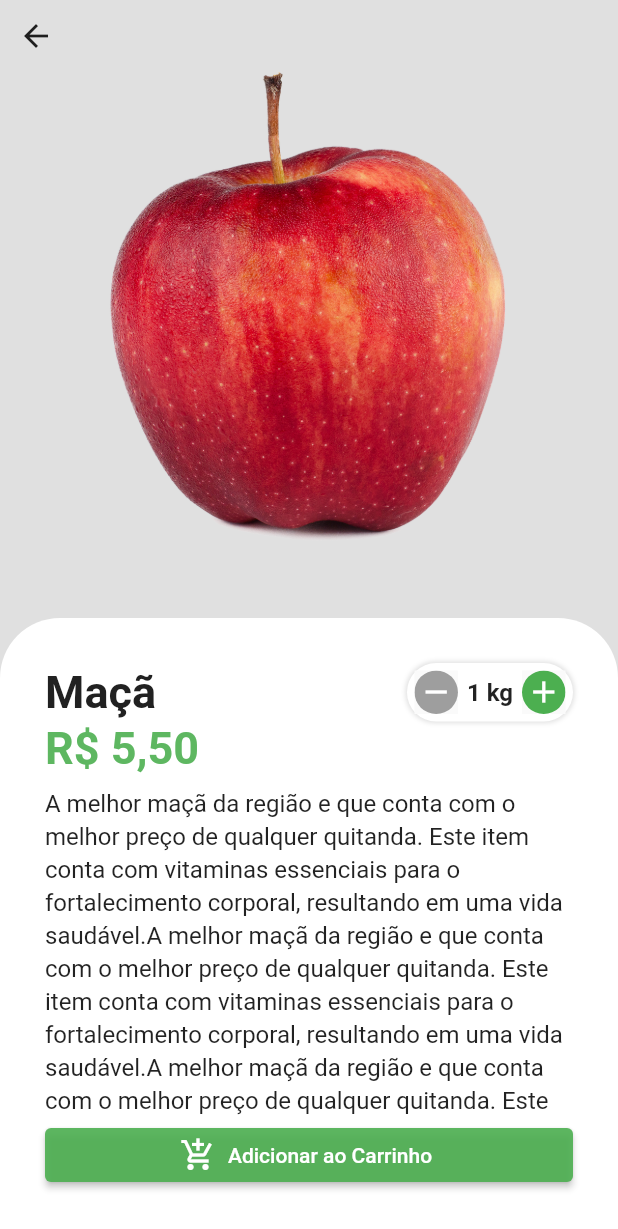
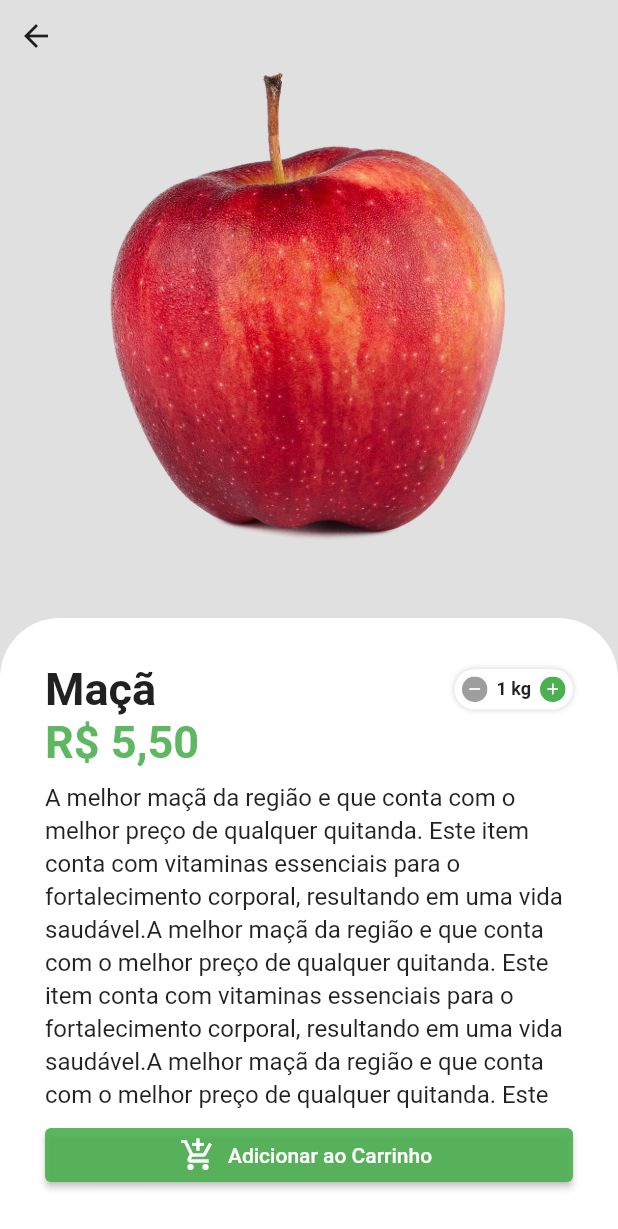
Before and after one commit to uespi-phb/prog4-20242, a Flutter app: the screen it shows after launch, after a tap on "Maçã", on a phone screen of 412 x 824 dp. Shown: the top 1229 px of the screen. Run offline on Flutter 3.47's test engine with Material 3 defaults, Android fonts, the phone set to English and light mode, and no system bars; our stand-ins replace animated_text_kit, flutter_riverpod, mask_text_input_formatter.

Commit message:
Aula 2024-12-13

```diff
--- a/grocery/lib/main/cart_tab/cart_item_tile.dart
+++ b/grocery/lib/main/cart_tab/cart_item_tile.dart
@@ -3,6 +3,7 @@ import 'package:flutter_riverpod/flutter_riverpod.dart';
 import 'package:grocery/product/quantity_picker.dart';
 
 import '../../models/product.dart';
+import '../../providers/cart_provider.dart';
 import '../../utils/formatters/currency.dart';
 
 class CartItemTile extends ConsumerWidget {
@@ -17,26 +18,49 @@ class CartItemTile extends ConsumerWidget {
 
   @override
   Widget build(BuildContext context, WidgetRef ref) {
-    debugPrint('***** build()');
-    return Padding(
-      padding: const EdgeInsets.symmetric(horizontal: 10, vertical: 5),
+    return Container(
+      margin: const EdgeInsets.symmetric(horizontal: 10, vertical: 5),
+      decoration: BoxDecoration(
+        color: Colors.grey.shade50,
+        borderRadius: BorderRadius.circular(10),
+        boxShadow: [
+          BoxShadow(
+            color: Colors.grey.withOpacity(0.5),
+            spreadRadius: 2,
+            blurRadius: 4,
+            offset: const Offset(2, 4),
+          ),
+        ],
+      ),
       child: ListTile(
-        title: Text(product.name),
+        title: Text(
+          product.name,
+          style: const TextStyle(
+            fontWeight: FontWeight.bold,
+          ),
+        ),
         subtitle: Text(
           CurrencyFormatter.format(product.price),
+          style: const TextStyle(
+            height: 1.5,
+            color: Colors.green,
+            fontWeight: FontWeight.bold,
+          ),
         ),
-        leading: Image.asset(product.imageUrl),
-        trailing: SizedBox(
-          width: 120,
-          child: QuantityPicker(
-            quantity,
-            sufix: ' ${product.unit}',
-            onChange: (value) {
-              // final cart = ref.watch(cartProvider);
-              // cart.updateProduct(product, value);
-              // debugPrint('q=$value');
-            },
+        leading: FractionallySizedBox(
+          widthFactor: 0.10,
+          child: Image.asset(
+            product.imageUrl,
+            fit: BoxFit.cover,
           ),
+        ),
+        trailing: QuantityPicker(
+          quantity,
+          sufix: ' ${product.unit}',
+          onChange: (value) {
+            final cart = ref.read(cartProvider.notifier);
+            cart.updateByProduct(product, value - quantity);
+          },
         ),
         shape: RoundedRectangleBorder(
           side: BorderSide(
--- a/grocery/lib/main/cart_tab/cart_tab.dart
+++ b/grocery/lib/main/cart_tab/cart_tab.dart
@@ -1,12 +1,15 @@
 import 'package:flutter/material.dart';
+import 'package:flutter_riverpod/flutter_riverpod.dart';
+import 'package:grocery/providers/cart_provider.dart';
+import 'package:grocery/providers/product_provider.dart';
+
+import 'cart_item_tile.dart';
 
 class CartTab extends StatelessWidget {
   const CartTab({super.key});
 
   @override
   Widget build(BuildContext context) {
-    // final cart = ref.watch(cartProvider);
-
     return Scaffold(
       appBar: AppBar(
         title: const Text(
@@ -17,14 +20,23 @@ class CartTab extends StatelessWidget {
         elevation: 0,
       ),
       backgroundColor: Colors.grey.shade200,
-      body: ListView.builder(
-        itemCount: 0,
-        itemBuilder: (_, index) {
-          // return CartItemTile(
-          //   product: cartItem.product,
-          //   quantity: cartItem.quantity,
-          // );
-          return null;
+      body: Consumer(
+        builder: (_, ref, __) {
+          final cartItems = ref.watch(cartProvider);
+          final products = ref.read(productProvider);
+
+          return ListView.builder(
+            itemCount: cartItems.length,
+            itemBuilder: (_, index) {
+              final productId = cartItems.keys.elementAt(index);
+              final product =
+                  products.firstWhere((prod) => prod.id == productId);
+              return CartItemTile(
+                product: product,
+                quantity: cartItems[productId]?.quantity ?? 0,
+              );
+            },
+          );
         },
       ),
     );
--- a/grocery/lib/main/home_tab/home_tab.dart
+++ b/grocery/lib/main/home_tab/home_tab.dart
@@ -1,7 +1,7 @@
 import 'package:flutter/material.dart';
 import 'package:flutter_riverpod/flutter_riverpod.dart';
-import 'package:grocery/providers/product_provider.dart';
 
+import '../../providers/product_provider.dart';
 import '../../providers/cart_provider.dart';
 import '../../providers/category_provider.dart';
 import './category_tile.dart';
@@ -58,10 +58,10 @@ class _HomeTabState extends ConsumerState<HomeTab> {
               padding: const EdgeInsets.only(right: 12),
               child: Consumer(
                 builder: (_, ref, __) {
-                  final label =
-                      ref.watch(cartProvider.notifier).cartItemsCountLabel;
+                  final cart = ref.read(cartProvider.notifier);
+                  ref.watch(cartProvider);
                   return Badge(
-                    label: Text(label),
+                    label: Text(cart.cartItemsCountLabel),
                     child: Icon(
                       Icons.shopping_cart,
                       color: theme.primaryColor,
@@ -149,9 +149,11 @@ class _HomeTabState extends ConsumerState<HomeTab> {
                     childAspectRatio: 9 / 11,
                   ),
                   itemCount: products.length,
-                  itemBuilder: (_, index) => ProductTile(
-                    product: products[index],
-                  ),
+                  itemBuilder: (_, index) {
+                    return ProductTile(
+                      product: products[index],
+                    );
+                  },
                 );
               },
             ),
--- a/grocery/lib/product/circular_icon_button.dart
+++ b/grocery/lib/product/circular_icon_button.dart
@@ -31,6 +31,7 @@ class CircularIconButton extends StatelessWidget {
           child: Icon(
             icon,
             color: iconColor,
+            size: 12,
           ),
         ),
       ),
--- a/grocery/lib/product/quantity_picker.dart
+++ b/grocery/lib/product/quantity_picker.dart
@@ -69,6 +69,7 @@ class _QuantityPickerState extends State<QuantityPicker> {
         ],
       ),
       child: Row(
+        mainAxisSize: MainAxisSize.min,
         children: [
           // Decrement Button
           CircularIconButton(
@@ -84,7 +85,7 @@ class _QuantityPickerState extends State<QuantityPicker> {
             child: Text(
               _formatedQuantity,
               style: const TextStyle(
-                fontSize: 16,
+                fontSize: 12,
                 fontWeight: FontWeight.bold,
               ),
             ),
--- a/grocery/lib/providers/cart_provider.dart
+++ b/grocery/lib/providers/cart_provider.dart
@@ -24,9 +24,12 @@ class CartItem {
 
 class ShoppingCart extends Notifier<Map<String, CartItem>> {
   @override
-  Map<String, CartItem> build() {
-    return {};
-  }
+  Map<String, CartItem> build() => {
+        '001': const CartItem(3, 2.50),
+        '002': const CartItem(1, 10.22),
+        '003': const CartItem(8, 9.45),
+        '005': const CartItem(2, 7.16),
+      };
 
   int get cartItemsCount {
     int total = 0;
@@ -55,6 +58,5 @@ class ShoppingCart extends Notifier<Map<String, CartItem>> {
   }
 }
 
-final cartProvider = NotifierProvider<ShoppingCart, Map<String, CartItem>>(
-  () => ShoppingCart(),
-);
+final cartProvider =
+    NotifierProvider<ShoppingCart, Map<String, CartItem>>(ShoppingCart.new);
```
Also changed, not shown: 1 other file.
